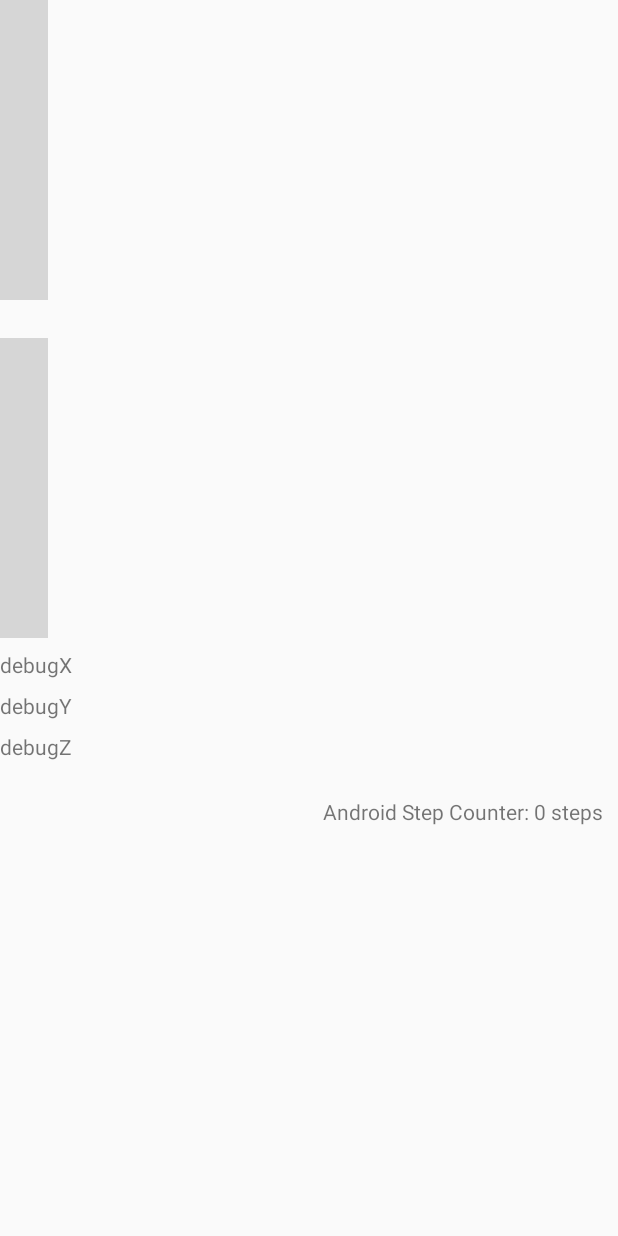
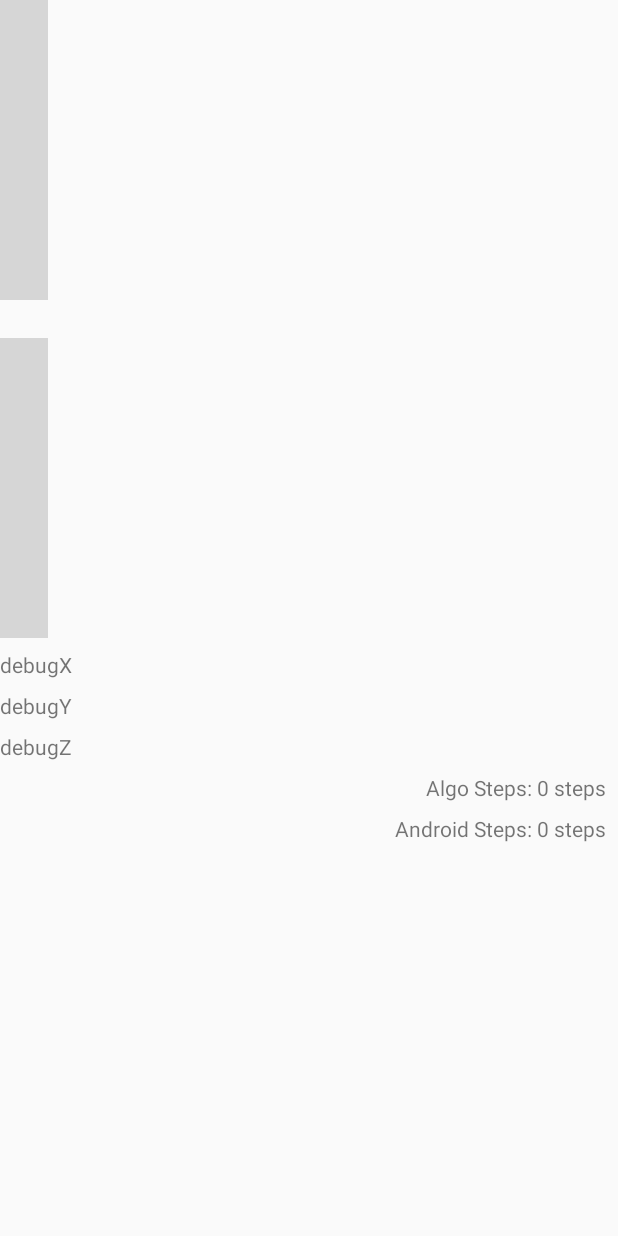
Before and after one commit to brownmagik352/pedometertest, an Android app: the layout activity_main.xml on its own in the app's theme, with its tools: preview values and no code run, on a phone screen of 412 x 824 dp. Run offline under Robolectric (Android 15) with nearby library versions, the phone set to English and light mode, and no system bars; plain views replace GraphView; grey boxes are pictures that could not be loaded.

```diff
--- a/app/src/main/res/layout/activity_main.xml
+++ b/app/src/main/res/layout/activity_main.xml
@@ -46,13 +46,23 @@
         app:layout_constraintTop_toBottomOf="@+id/graphRaw" />
 
     <TextView
+        android:id="@+id/algo_counter_view"
+        android:layout_width="wrap_content"
+        android:layout_height="wrap_content"
+        android:layout_marginEnd="8dp"
+        android:layout_marginTop="8dp"
+        android:text="Algo Steps: 0 steps"
+        app:layout_constraintEnd_toEndOf="parent"
+        app:layout_constraintTop_toBottomOf="@+id/debugZ" />
+
+    <TextView
         android:id="@+id/step_counter_view"
         android:layout_width="wrap_content"
         android:layout_height="wrap_content"
-        android:layout_marginEnd="10dp"
-        android:layout_marginTop="24dp"
-        android:text="Android Step Counter: 0 steps"
+        android:layout_marginEnd="8dp"
+        android:layout_marginTop="8dp"
+        android:text="Android Steps: 0 steps"
         app:layout_constraintEnd_toEndOf="parent"
-        app:layout_constraintTop_toBottomOf="@+id/debugZ" />
+        app:layout_constraintTop_toBottomOf="@+id/algo_counter_view" />
 
 </android.support.constraint.ConstraintLayout>
```
Also changed, not shown: app/src/main/java/com/example/brownmagik352/pedometertest/MainActivity.java (+50 -2 lines).
